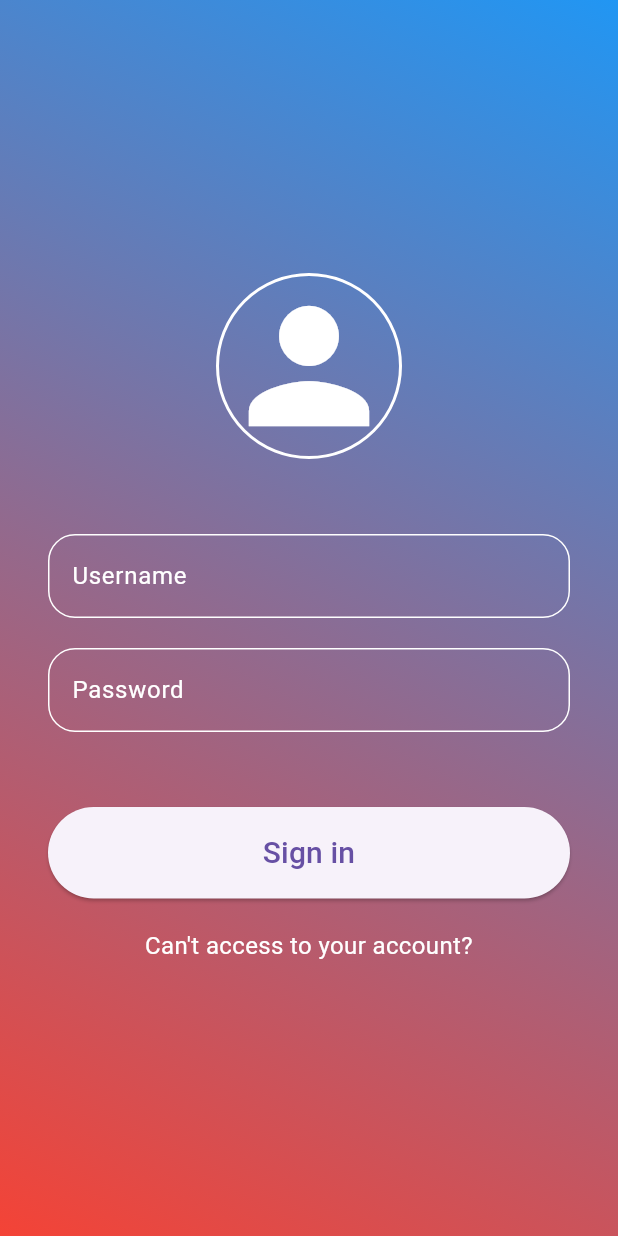
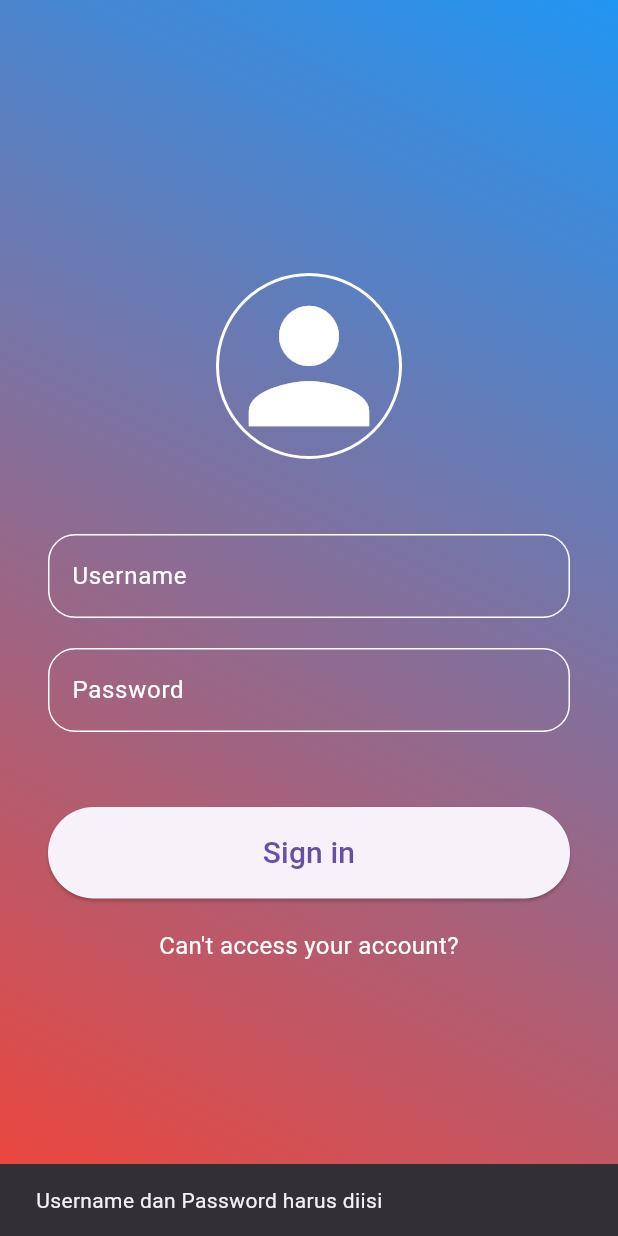
Before and after one commit to faristannnn/Eco-Track, a Flutter app: the screen it shows after launch, after a tap on "Sign in", on a phone screen of 412 x 824 dp. Run offline on Flutter 3.47's test engine with Material 3 defaults, Android fonts, the phone set to English and light mode, and no system bars.

```diff
--- a/lib/loginpage.dart
+++ b/lib/loginpage.dart
@@ -1,6 +1,7 @@
 import 'package:flutter/material.dart';
+import 'package:login_ui/pages/dashboard.dart';
 
-class Loginpage extends StatefulWidget{
+class Loginpage extends StatefulWidget {
   const Loginpage({super.key});
 
   @override
@@ -8,22 +9,35 @@ class Loginpage extends StatefulWidget{
 }
 
 class _LoginpageState extends State<Loginpage> {
-
   TextEditingController usernameController = TextEditingController();
   TextEditingController passwordController = TextEditingController();
+
+  void _handleLogin() {
+    final username = usernameController.text;
+    final password = passwordController.text;
+
+    if (username.isNotEmpty && password.isNotEmpty) {
+      Navigator.pushReplacement(
+        context,
+        MaterialPageRoute(builder: (context) => const DashboardPage()),
+      );
+    } else {
+      ScaffoldMessenger.of(context).showSnackBar(
+        const SnackBar(content: Text("Username dan Password harus diisi")),
+      );
+    }
+  }
 
   @override
   Widget build(BuildContext context) {
     return Container(
-      decoration: BoxDecoration(
-          gradient: LinearGradient(
-        begin: Alignment.topRight,
-        end: Alignment.bottomLeft,
-        colors:[
-          Colors.blue,
-          Colors.red,
-        ],
-      )),
+      decoration: const BoxDecoration(
+        gradient: LinearGradient(
+          begin: Alignment.topRight,
+          end: Alignment.bottomLeft,
+          colors: [Colors.blue, Colors.red],
+        ),
+      ),
       child: Scaffold(
         backgroundColor: Colors.transparent,
         body: _page(),
@@ -31,7 +45,7 @@ class _LoginpageState extends State<Loginpage> {
     );
   }
 
-  Widget _page(){
+  Widget _page() {
     return Padding(
       padding: const EdgeInsets.all(32.0),
       child: Center(
@@ -53,21 +67,22 @@ class _LoginpageState extends State<Loginpage> {
     );
   }
 
-  Widget _icon(){
+  Widget _icon() {
     return Container(
       decoration: BoxDecoration(
-        border: Border.all(color: Colors.white, width:2),
-        shape: BoxShape.circle),
-        child: const Icon(Icons.person, color: Colors.white, size: 120),
+        border: Border.all(color: Colors.white, width: 2),
+        shape: BoxShape.circle,
+      ),
+      child: const Icon(Icons.person, color: Colors.white, size: 120),
     );
   }
 
-  Widget _inputField(String hintText,TextEditingController controller,
-      {isPassword = false}) {
-
+  Widget _inputField(String hintText, TextEditingController controller,
+      {bool isPassword = false}) {
     var border = OutlineInputBorder(
       borderRadius: BorderRadius.circular(18),
-      borderSide: const BorderSide(color: Colors.white));
+      borderSide: const BorderSide(color: Colors.white),
+    );
 
     return TextField(
       style: const TextStyle(color: Colors.white),
@@ -82,29 +97,27 @@ class _LoginpageState extends State<Loginpage> {
     );
   }
 
-  Widget _loginBtn(){
+  Widget _loginBtn() {
     return ElevatedButton(
-      onPressed : () {
-        debugPrint("Username : " + usernameController.text);
-        debugPrint("Password : " + passwordController.text);
-      },
-      child: const SizedBox(
-        width: double.infinity,
-        child: Text(
-          "Sign in ",
-        textAlign: TextAlign.center,
-        style: TextStyle(fontSize: 20),
-      )),
+      onPressed: _handleLogin,
       style: ElevatedButton.styleFrom(
         shape: const StadiumBorder(),
         padding: const EdgeInsets.symmetric(vertical: 16),
       ),
+      child: const SizedBox(
+        width: double.infinity,
+        child: Text(
+          "Sign in",
+          textAlign: TextAlign.center,
+          style: TextStyle(fontSize: 20),
+        ),
+      ),
     );
   }
 
-  Widget _extraText(){
+  Widget _extraText() {
     return const Text(
-      "Can't access to your account?",
+      "Can't access your account?",
       textAlign: TextAlign.center,
       style: TextStyle(fontSize: 16, color: Colors.white),
     );
--- a/lib/main.dart
+++ b/lib/main.dart
@@ -1,6 +1,9 @@
 import 'package:flutter/material.dart';
 import 'package:login_ui/loginpage.dart';
-
+import 'package:login_ui/responsive/dekstop_scaffold.dart';
+import 'package:login_ui/responsive/tablet_scaffold.dart';
+import 'package:login_ui/responsive/mobile_scaffold.dart';
+import 'package:login_ui/responsive/responsive_layout.dart';
 void main() {
   runApp(const MyApp());
 }
@@ -8,16 +11,18 @@ void main() {
 class MyApp extends StatelessWidget {
   const MyApp({super.key});
 
-
   @override
   Widget build(BuildContext context) {
     return MaterialApp(
       debugShowCheckedModeBanner: false,
-      title: 'Flutter Demo',
       theme: ThemeData(
         primaryColor: Colors.blue,
       ),
-      home : Loginpage(),
+      home : ResponsiveLayout(
+        mobileScaffold: MobileScaffold(),
+        tabletScaffold: TabletScaffold(),
+        desktopScaffold: DesktopScaffold()
+      ),
     );
   }
 }
--- /dev/null
+++ b/lib/responsive/mobile_scaffold.dart
@@ -0,0 +1,11 @@
+import 'package:flutter/material.dart';
+import 'package:login_ui/loginpage.dart';
+
+class MobileScaffold extends StatelessWidget {
+  @override
+  Widget build(BuildContext context) {
+    return Scaffold(
+      body: Loginpage(),
+    );
+  }
+}
--- /dev/null
+++ b/lib/responsive/responsive_layout.dart
@@ -0,0 +1,29 @@
+import 'package:flutter/material.dart';
+
+class ResponsiveLayout extends StatelessWidget {
+  final Widget mobileScaffold;
+  final Widget tabletScaffold;
+  final Widget desktopScaffold;
+
+  const ResponsiveLayout({
+    super.key,
+    required this.mobileScaffold,
+    required this.tabletScaffold,
+    required this.desktopScaffold,
+  });
+
+  @override
+  Widget build(BuildContext context) {
+    return LayoutBuilder(
+      builder: (context, constraints) {
+        if (constraints.maxWidth < 600) {
+          return mobileScaffold;
+        } else if (constraints.maxWidth < 1200) {
+          return tabletScaffold;
+        } else {
+          return desktopScaffold;
+        }
+      },
+    );
+  }
+}
```
Also changed, not shown: lib/components/header.dart (added, +58 -0 lines), lib/pages/dashboard.dart (added, +50 -0 lines), lib/pages/users.dart (added, +38 -0 lines), lib/responsive/dekstop_scaffold.dart (added, +11 -0 lines), lib/responsive/tablet_scaffold.dart (added, +11 -0 lines), 1 other file.
